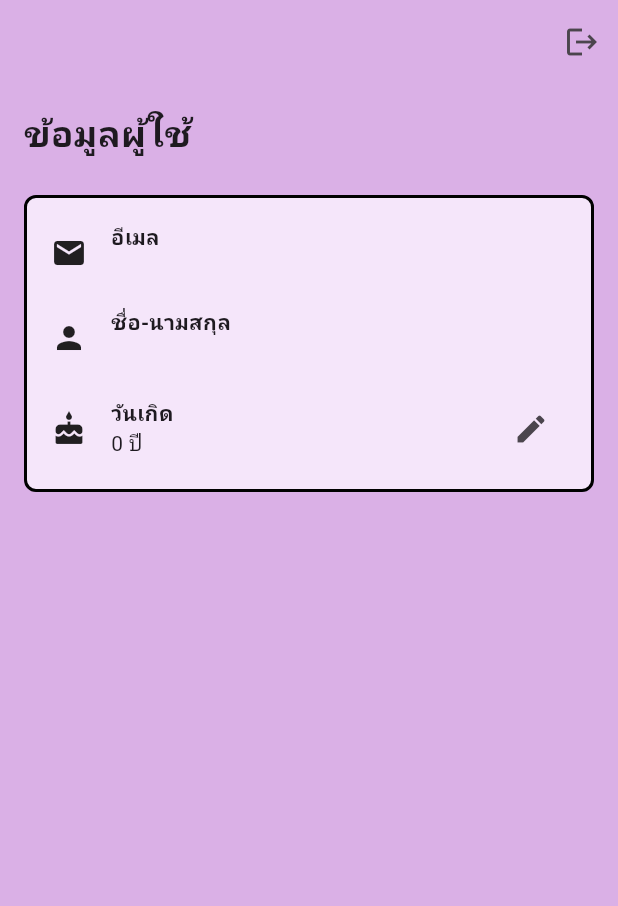
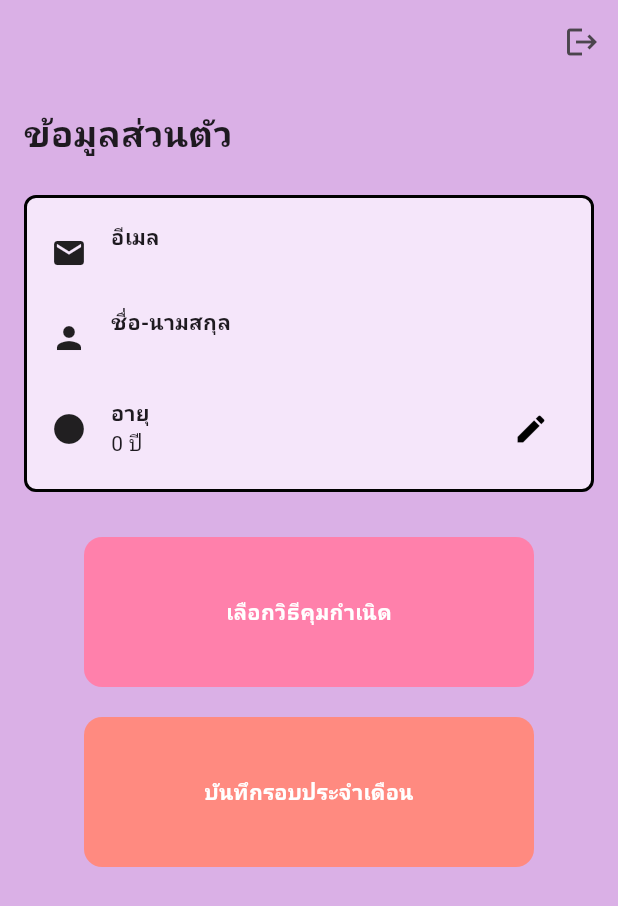
Before and after one commit to peeradol7/fam_care, a Flutter app: the HomeScreen screen opened by its route, on a phone screen of 412 x 824 dp. Shown: the top 906 px of the screen. Run offline on Flutter 3.47's test engine with Material 3 defaults, Android fonts, the phone set to English and light mode, and no system bars; our stand-ins replace cloud_firestore, firebase_auth, firebase_core, get, go_router, google_sign_in and 1 more; accounts and stored records are empty.

Commit message:
refactor code home page

```diff
--- a/lib/controller/user_controller.dart
+++ b/lib/controller/user_controller.dart
@@ -128,14 +128,13 @@ class UserController extends GetxController {
   }
 
   int calculateAge(DateTime birthDate) {
-    final DateTime today = DateTime.now();
+    final today = DateTime.now();
     int age = today.year - birthDate.year;
 
     if (today.month < birthDate.month ||
         (today.month == birthDate.month && today.day < birthDate.day)) {
       age--;
     }
-
     return age;
   }
 
--- a/lib/view/home_page/home_page.dart
+++ b/lib/view/home_page/home_page.dart
@@ -1,10 +1,9 @@
-import 'package:fam_care/app_routes.dart';
 import 'package:fam_care/constatnt/app_colors.dart';
 import 'package:fam_care/controller/user_controller.dart';
 import 'package:fam_care/view/home_page/widget/logout_dialog_widget.dart';
+import 'package:fam_care/view/home_page/widget/person_data_widget.dart';
 import 'package:flutter/material.dart';
 import 'package:get/get.dart';
-import 'package:go_router/go_router.dart';
 
 class HomeScreen extends StatefulWidget {
   const HomeScreen({Key? key}) : super(key: key);
@@ -20,17 +19,6 @@ class _HomeScreenState extends State<HomeScreen> {
   void initState() {
     super.initState();
     _controller.loadUserFromPrefs();
-  }
-
-  int calculateAge(DateTime birthDate) {
-    final today = DateTime.now();
-    int age = today.year - birthDate.year;
-
-    if (today.month < birthDate.month ||
-        (today.month == birthDate.month && today.day < birthDate.day)) {
-      age--;
-    }
-    return age;
   }
 
   @override
@@ -53,29 +41,15 @@ class _HomeScreenState extends State<HomeScreen> {
           ),
         ],
       ),
-      body: Obx(() {
-        if (_controller.isLoading.value) {
-          return const Center(child: CircularProgressIndicator());
-        }
-
-        if (_controller.userData.value == null) {
-          return const Center(
-            child: Text(
-              'ไม่พบข้อมูลผู้ใช้ กรุณาเข้าสู่ระบบอีกครั้ง',
-              style: TextStyle(fontSize: 16),
-            ),
-          );
-        }
-
-        final user = _controller.userData.value!;
-        return Padding(
+      body: SingleChildScrollView(
+        child: Padding(
           padding: const EdgeInsets.all(16.0),
           child: Container(
             child: Column(
               crossAxisAlignment: CrossAxisAlignment.start,
               children: [
                 const Text(
-                  'ข้อมูลผู้ใช้',
+                  'ข้อมูลส่วนตัว',
                   style: TextStyle(
                     fontSize: 24,
                     fontWeight: FontWeight.bold,
@@ -89,83 +63,60 @@ class _HomeScreenState extends State<HomeScreen> {
                       color: AppColors.colorButton),
                   child: Padding(
                     padding: const EdgeInsets.all(16.0),
+                    child: PersonDataWidget(),
+                  ),
+                ),
+                SizedBox(height: 30),
+                SingleChildScrollView(
+                  child: Center(
                     child: Column(
                       children: [
-                        Row(
-                          children: [
-                            const Icon(Icons.email),
-                            const SizedBox(width: 16),
-                            Expanded(
-                              child: Column(
-                                crossAxisAlignment: CrossAxisAlignment.start,
-                                children: [
-                                  const Text('อีเมล',
-                                      style: TextStyle(
-                                          fontWeight: FontWeight.bold)),
-                                  Text(user.email!),
-                                ],
+                        GestureDetector(
+                          onTap: () {},
+                          child: Container(
+                            decoration: BoxDecoration(
+                                borderRadius: BorderRadius.circular(12),
+                                color: Colors.pinkAccent[100]),
+                            width: 300,
+                            height: 100,
+                            child: Center(
+                              child: Text(
+                                'เลือกวิธีคุมกำเนิด',
+                                style: TextStyle(
+                                    color: Colors.white,
+                                    fontWeight: FontWeight.bold),
                               ),
                             ),
-                          ],
+                          ),
                         ),
-                        const SizedBox(height: 16),
-                        Row(
-                          children: [
-                            const Icon(Icons.person),
-                            const SizedBox(width: 16),
-                            Expanded(
-                              child: Column(
-                                crossAxisAlignment: CrossAxisAlignment.start,
-                                children: [
-                                  const Text(
-                                    'ชื่อ-นามสกุล',
-                                    style:
-                                        TextStyle(fontWeight: FontWeight.bold),
-                                  ),
-                                  Text('${user.firstName} ${user.lastName}'),
-                                ],
+                        SizedBox(height: 20),
+                        GestureDetector(
+                          onTap: () {},
+                          child: Container(
+                            decoration: BoxDecoration(
+                                borderRadius: BorderRadius.circular(12),
+                                color: Colors.redAccent[100]),
+                            width: 300,
+                            height: 100,
+                            child: Center(
+                              child: Text(
+                                'บันทึกรอบประจำเดือน',
+                                style: TextStyle(
+                                    color: Colors.white,
+                                    fontWeight: FontWeight.bold),
                               ),
                             ),
-                          ],
-                        ),
-                        const SizedBox(height: 16),
-                        Row(
-                          children: [
-                            const Icon(Icons.cake),
-                            const SizedBox(width: 16),
-                            Expanded(
-                              child: Column(
-                                crossAxisAlignment: CrossAxisAlignment.start,
-                                children: [
-                                  const Text(
-                                    'วันเกิด',
-                                    style:
-                                        TextStyle(fontWeight: FontWeight.bold),
-                                  ),
-                                  Text(user.birthDay != null
-                                      ? '${calculateAge(user.birthDay!)} ปี'
-                                      : 'ไม่ระบุ'),
-                                ],
-                              ),
-                            ),
-                            IconButton(
-                                onPressed: () {
-                                  final route = AppRoutes.profilePage;
-                                  final userId = user.userId;
-                                  context.push('$route/$userId');
-                                },
-                                icon: Icon(Icons.edit))
-                          ],
+                          ),
                         ),
                       ],
                     ),
                   ),
-                ),
+                )
               ],
             ),
           ),
-        );
-      }),
+        ),
+      ),
     );
   }
 }
--- /dev/null
+++ b/lib/view/home_page/widget/person_data_widget.dart
@@ -0,0 +1,100 @@
+import 'package:flutter/material.dart';
+import 'package:get/get.dart';
+import 'package:go_router/go_router.dart';
+
+import '../../../app_routes.dart';
+import '../../../controller/user_controller.dart';
+
+class PersonDataWidget extends StatelessWidget {
+  PersonDataWidget({super.key});
+  final UserController _controller = Get.put(UserController());
+
+  @override
+  Widget build(BuildContext context) {
+    return Obx(() {
+      if (_controller.isLoading.value) {
+        return const Center(child: CircularProgressIndicator());
+      }
+
+      final user = _controller.userData.value;
+      if (user == null) {
+        return const Center(
+          child: Text(
+            'ไม่พบข้อมูลผู้ใช้ กรุณาเข้าสู่ระบบอีกครั้ง',
+            style: TextStyle(fontSize: 16),
+          ),
+        );
+      }
+
+      return Column(
+        children: [
+          Row(
+            children: [
+              const Icon(Icons.email),
+              const SizedBox(width: 16),
+              Expanded(
+                child: Column(
+                  crossAxisAlignment: CrossAxisAlignment.start,
+                  children: [
+                    const Text('อีเมล',
+                        style: TextStyle(fontWeight: FontWeight.bold)),
+                    Text(user.email ?? 'ไม่ระบุ'),
+                  ],
+                ),
+              ),
+            ],
+          ),
+          const SizedBox(height: 16),
+          Row(
+            children: [
+              const Icon(Icons.person),
+              const SizedBox(width: 16),
+              Expanded(
+                child: Column(
+                  crossAxisAlignment: CrossAxisAlignment.start,
+                  children: [
+                    const Text(
+                      'ชื่อ-นามสกุล',
+                      style: TextStyle(fontWeight: FontWeight.bold),
+                    ),
+                    Text('${user.firstName ?? ''} ${user.lastName ?? ''}'),
+                  ],
+                ),
+              ),
+            ],
+          ),
+          const SizedBox(height: 16),
+          Row(
+            children: [
+              const Icon(Icons.brightness_1_rounded),
+              const SizedBox(width: 16),
+              Expanded(
+                child: Column(
+                  crossAxisAlignment: CrossAxisAlignment.start,
+                  children: [
+                    const Text(
+                      'อายุ',
+                      style: TextStyle(fontWeight: FontWeight.bold),
+                    ),
+                    Text(user.birthDay != null
+                        ? '${_controller.calculateAge(user.birthDay!)} ปี'
+                        : 'ไม่ระบุ'),
+                  ],
+                ),
+              ),
+              IconButton(
+                color: Colors.black,
+                onPressed: () {
+                  final route = AppRoutes.profilePage;
+                  final userId = user.userId;
+                  context.push('$route/$userId');
+                },
+                icon: const Icon(Icons.edit),
+              ),
+            ],
+          ),
+        ],
+      );
+    });
+  }
+}
```
